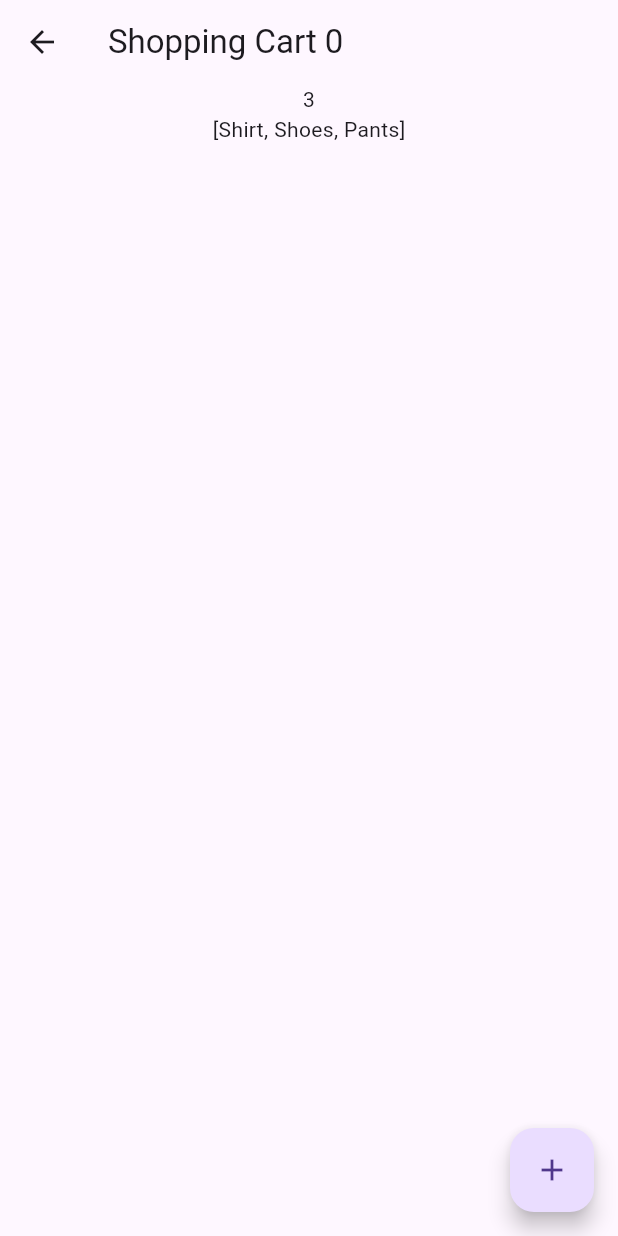
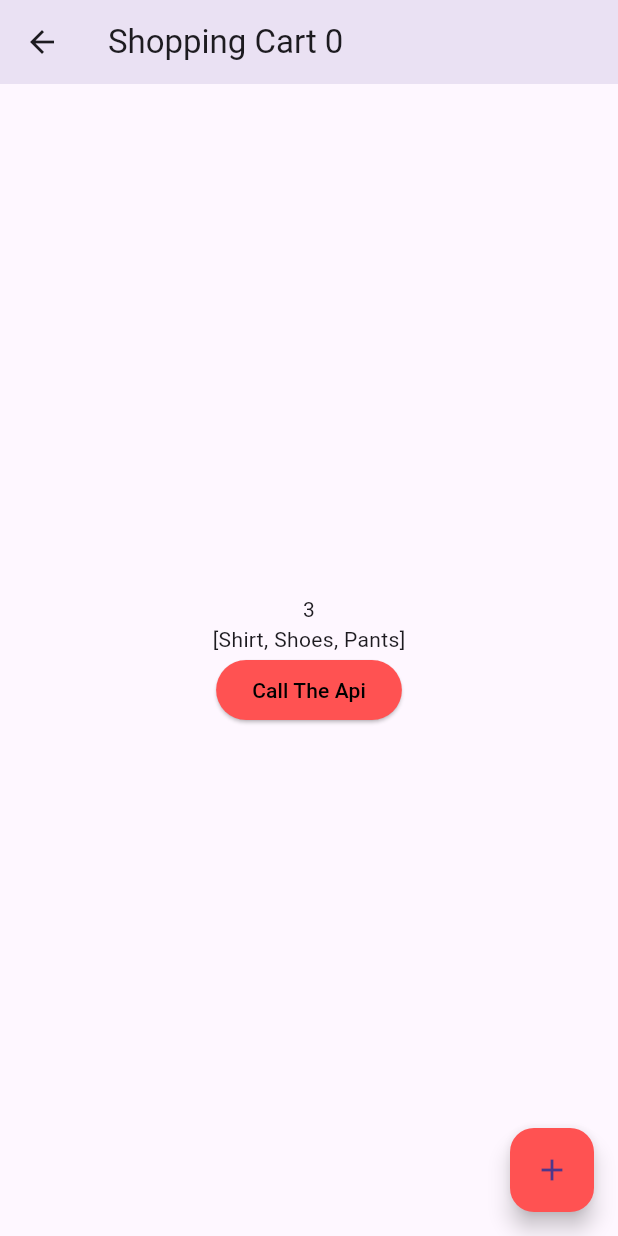
Before and after one commit to VivekYadavDeveloper/ProviderCounter, a Flutter app: the screen it shows after launch, after a tap on "Next Screen", on a phone screen of 412 x 824 dp. Run offline on Flutter 3.47's test engine with Material 2 defaults, Android fonts, the phone set to English and light mode, and no system bars.

Commit message:
Api Call

```diff
--- a/lib/Screen/home.dart
+++ b/lib/Screen/home.dart
@@ -8,14 +8,16 @@ class Home extends StatelessWidget {
   @override
   Widget build(BuildContext context) {
     return Scaffold(
-      backgroundColor: Colors.redAccent,
+      backgroundColor: Colors.white,
       floatingActionButton: FloatingActionButton(
+        backgroundColor: Colors.redAccent,
         onPressed: () => context.read<CounterNumber>().increment(),
         child: const Icon(Icons.add),
       ),
       appBar: AppBar(
+        elevation: 10,
         backgroundColor: Colors.white,
-        title: const Text("Counter With Provider"),
+        title: const Text("Counter/API Provider"),
       ),
       body: SizedBox(
         width: double.infinity,
@@ -32,7 +34,10 @@ class Home extends StatelessWidget {
                 onPressed: () {
                   Navigator.pushNamed(context, '/second');
                 },
-                child: const Text("Next Screen"),
+                child: const Text(
+                  "Next Screen",
+                  style: TextStyle(color: Colors.redAccent),
+                ),
               ),
             ],
           ),
--- a/lib/Screen/second_screen.dart
+++ b/lib/Screen/second_screen.dart
@@ -10,24 +10,37 @@ class SecondScreen extends StatelessWidget {
   Widget build(BuildContext context) {
     return Scaffold(
       appBar: AppBar(
+        elevation: 10,
         title: Text(
           "Shopping Cart ${context.watch<CounterNumber>().count}",
         ),
       ),
       body: Center(
         child: Column(
+          mainAxisAlignment: MainAxisAlignment.center,
           children: <Widget>[
             Text("${context.watch<ShoppingCartProvider>().count}"),
             Text("${context.watch<ShoppingCartProvider>().cart}"),
+            ElevatedButton(
+                style:
+                    ElevatedButton.styleFrom(backgroundColor: Colors.redAccent),
+                onPressed: () {
+                  Navigator.pushNamed(context, '/third');
+                },
+                child: const Text(
+                  "Call The Api",
+                  style: TextStyle(color: Color(0xFF000000)),
+                ))
           ],
         ),
       ),
       floatingActionButton: FloatingActionButton(
-        child: Icon(Icons.add),
         key: const Key('addItem_floatingActionButton'),
         tooltip: 'Add Item',
+        backgroundColor: Colors.redAccent,
         onPressed: () =>
             context.read<ShoppingCartProvider>().addItem('T shirt'),
+        child: const Icon(Icons.add),
       ),
     );
   }
--- a/lib/main.dart
+++ b/lib/main.dart
@@ -2,6 +2,8 @@ import 'package:flutter/material.dart';
 import 'package:provider/provider.dart';
 import 'package:provider_counter/Provider/counter_provider.dart';
 import 'package:provider_counter/Provider/shopping_cart_provider.dart';
+import 'package:provider_counter/Provider/todo_provider.dart';
+import 'package:provider_counter/Screen/todo_screen.dart';
 
 import 'Screen/home.dart';
 import 'Screen/second_screen.dart';
@@ -15,6 +17,9 @@ void main() {
         ),
         ChangeNotifierProvider<ShoppingCartProvider>(
           create: (_) => ShoppingCartProvider(),
+        ),
+        ChangeNotifierProvider<TodoProvider>(
+          create: (_) => TodoProvider(),
         )
       ],
       child: const MyApp(),
@@ -30,7 +35,7 @@ class MyApp extends StatelessWidget {
   Widget build(BuildContext context) {
     return MaterialApp(
       debugShowCheckedModeBanner: false,
-      title: 'Counter Provider',
+      title: 'Counter/API Provider',
       theme: ThemeData(
         useMaterial3: true,
         primarySwatch: Colors.blue,
@@ -39,6 +44,7 @@ class MyApp extends StatelessWidget {
       routes: {
         '/': (context) => const Home(),
         '/second': (context) => const SecondScreen(),
+        '/third': (context) => const ScreenTodoList(),
       },
     );
   }
--- a/pubspec.yaml
+++ b/pubspec.yaml
@@ -35,8 +35,8 @@ dependencies:
   # The following adds the Cupertino Icons font to your application.
   # Use with the CupertinoIcons class for iOS style icons.
   cupertino_icons: ^1.0.2
-  get: ^4.6.5
   provider: ^6.0.4
+  http: ^0.13.5
 
 dev_dependencies:
   flutter_test:
```
Also changed, not shown: lib/Model/todo_model.dart (added, +12 -0 lines), lib/Provider/todo_provider.dart (added, +20 -0 lines), lib/Screen/todo_screen.dart (added, +70 -0 lines), lib/Services/todo_services.dart (added, +26 -0 lines), pubspec.lock.
